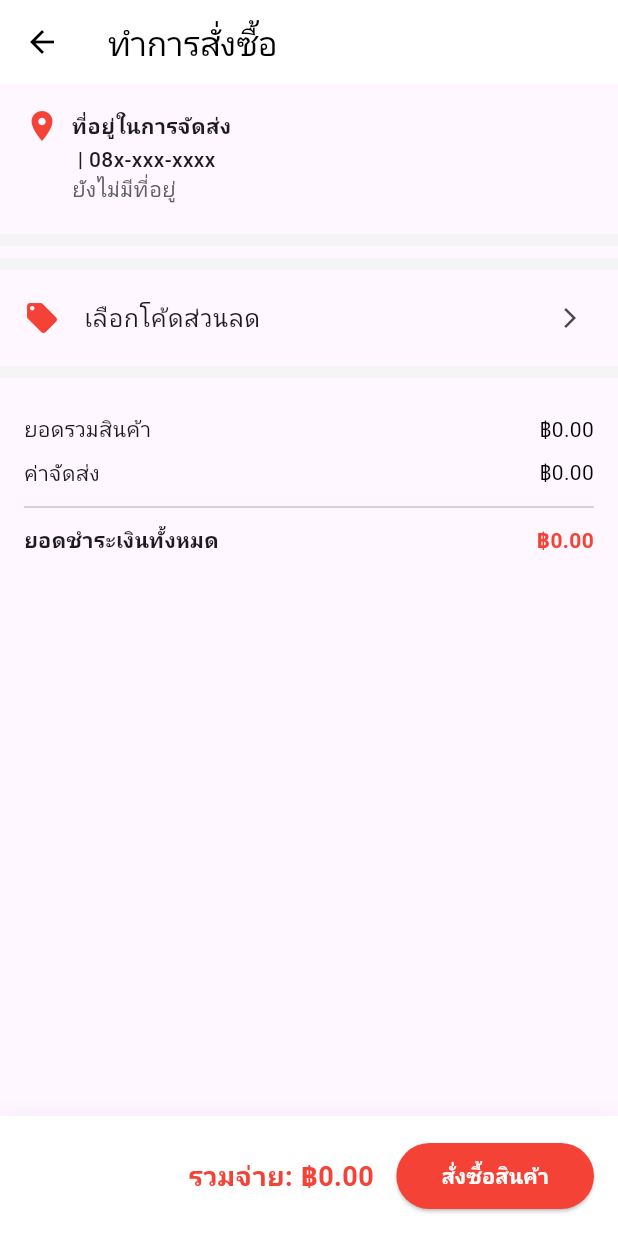
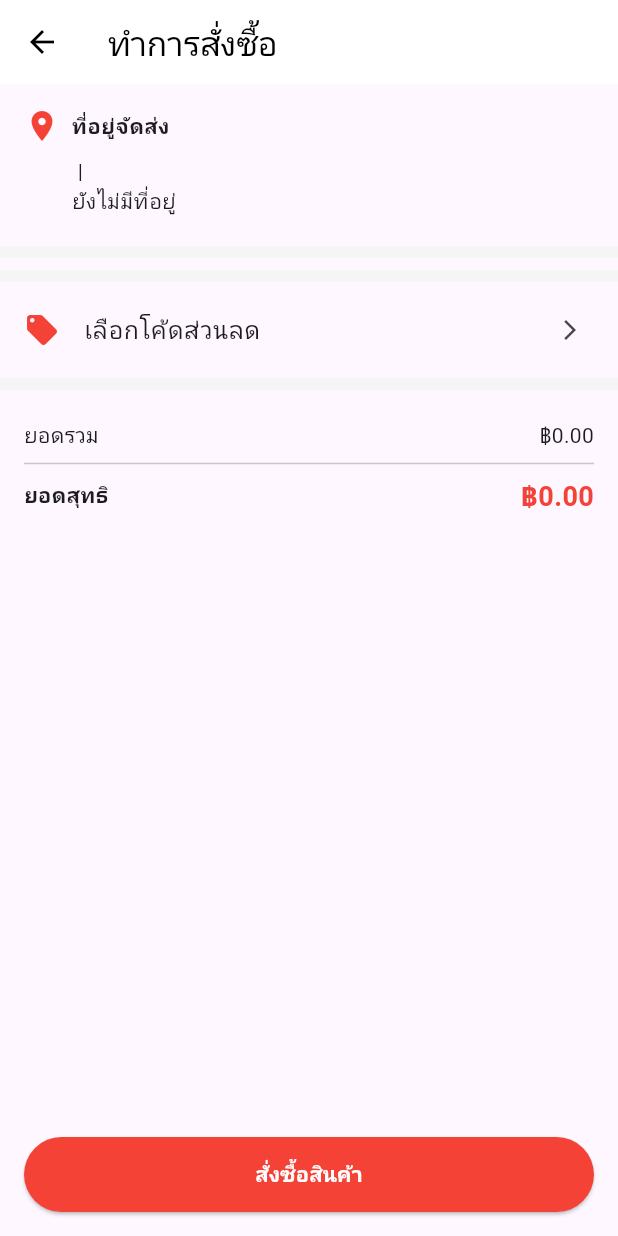
Before and after one commit to cs6636291/Marketify, a Flutter app: the BuyNowPage screen opened directly with empty values, after a tap on "เลือกโค้ดส่วนลด", on a phone screen of 412 x 824 dp. Run offline on Flutter 3.47's test engine with Material 3 defaults, Android fonts, the phone set to English and light mode, and no system bars; our stand-ins replace google_fonts, shared_preferences, video_player; accounts and stored records are empty; network calls fail.

Commit message:
new update 09/03/69

```diff
--- a/lib/buyNow_page.dart
+++ b/lib/buyNow_page.dart
@@ -12,16 +12,15 @@ class BuyNowPage extends StatefulWidget {
 }
 
 class _BuyNowPageState extends State<BuyNowPage> {
-  // ข้อมูล User
   String userAddress = "กำลังโหลด...";
   String userName = "กำลังโหลด...";
   String userPhone = "08x-xxx-xxxx";
   String? currentUserId;
 
   List<Map<String, dynamic>> checkoutItems = [];
-  double subtotal = 0;      // ราคารวมสินค้าก่อนหักส่วนลด
-  double discountAmount = 0; // ยอดที่ลดไป
-  double totalPrice = 0;     // ยอดสุทธิที่ต้องจ่าย (net_amount)
+  double subtotal = 0;
+  double discountAmount = 0;
+  double totalPrice = 0;
 
   Map<String, dynamic>? selectedVoucher;
   bool _isInitialized = false;
@@ -32,14 +31,13 @@ class _BuyNowPageState extends State<BuyNowPage> {
     _loadUserData();
   }
 
-  // ดึงข้อมูล User จาก SharedPreferences (ค่าที่ได้ตอน Login)
   Future<void> _loadUserData() async {
     final prefs = await SharedPreferences.getInstance();
     setState(() {
-      currentUserId = prefs.getString('user_id');
+      currentUserId = prefs.getString('user_id') ?? prefs.getInt('user_id')?.toString();
       userName = prefs.getString('username') ?? "ไม่ระบุชื่อ";
       userAddress = prefs.getString('address') ?? "ยังไม่มีที่อยู่";
-      // ถ้ามีเบอร์โทรใน prefs ให้ใส่ตรงนี้ครับ: userPhone = prefs.getString('phone') ?? "08x-xxx-xxxx";
+      userPhone = prefs.getString('phone') ?? "08x-xxx-xxxx";
     });
   }
 
@@ -51,7 +49,12 @@ class _BuyNowPageState extends State<BuyNowPage> {
       if (args.containsKey('items')) {
         checkoutItems = List<Map<String, dynamic>>.from(args['items']);
       } else if (args.containsKey('product')) {
-        checkoutItems = [{'product': args['product'] as Product, 'quantity': args['quantity'] as int}];
+        checkoutItems = [
+          {
+            'product': args['product'] as Product,
+            'quantity': args['quantity'] as int,
+          },
+        ];
       }
       _calculateTotal();
       _isInitialized = true;
@@ -82,40 +85,36 @@ class _BuyNowPageState extends State<BuyNowPage> {
     });
   }
 
-  // เลือกโค้ดส่วนลด
   void _showVoucherPicker() async {
     if (currentUserId == null) return;
     try {
-      final response = await http.get(Uri.parse("http://10.0.2.2/my_shop/get_user_vouchers.php?user_id=$currentUserId"));
+      final response = await http.get(
+        Uri.parse("http://10.0.2.2/my_shop/get_user_vouchers.php?user_id=$currentUserId"),
+      );
       List vouchers = json.decode(response.body);
-
       if (!mounted) return;
-
       showModalBottomSheet(
         context: context,
-        builder: (context) {
-          return Container(
+        shape: const RoundedRectangleBorder(borderRadius: BorderRadius.vertical(top: Radius.circular(20))),
+        builder: (context) => Container(
           padding: const EdgeInsets.all(16),
           child: Column(
+            mainAxisSize: MainAxisSize.min,
             children: [
               const Text("เลือกส่วนลดของคุณ", style: TextStyle(fontSize: 18, fontWeight: FontWeight.bold)),
               const Divider(),
-                Expanded(
-                  child: vouchers.isEmpty
-                  ? const Center(child: Text("คุณยังไม่มีโค้ดส่วนลด"))
-                  : ListView.builder(
+              if (vouchers.isEmpty) const Text("ไม่มีโค้ดส่วนลด")
+              else Flexible(
+                child: ListView.builder(
+                  shrinkWrap: true,
                   itemCount: vouchers.length,
                   itemBuilder: (context, index) {
                     final v = vouchers[index];
                     return ListTile(
                       leading: const Icon(Icons.confirmation_number, color: Colors.red),
                       title: Text(v['code']),
-                        subtitle: Text(v['discount_type'] == 'percentage' ? "ลด ${v['discount_value']}%" : "ลด ${v['discount_value']} บาท"),
                       onTap: () {
-                          setState(() {
-                            selectedVoucher = v;
-                            _calculateTotal();
-                          });
+                        setState(() { selectedVoucher = v; _calculateTotal(); });
                         Navigator.pop(context);
                       },
                     );
@@ -124,27 +123,16 @@ class _BuyNowPageState extends State<BuyNowPage> {
               ),
             ],
           ),
+        ),
       );
-        },
-      );
-    } catch (e) {
-      print("Error fetching vouchers: $e");
-    }
+    } catch (e) { debugPrint(e.toString()); }
   }
 
-  // ฟังก์ชันส่งคำสั่งซื้อ (เข้าตาราง orders และ orderitem)
   Future<void> _placeOrder() async {
     if (currentUserId == null) return;
-
-    // แสดง Loading
-    showDialog(
-      context: context,
-      barrierDismissible: false,
-      builder: (context) => const Center(child: CircularProgressIndicator()),
-    );
+    showDialog(context: context, barrierDismissible: false, builder: (context) => const Center(child: CircularProgressIndicator()));
 
     try {
-      // เตรียม Data ส่งเป็น JSON
       Map<String, dynamic> orderData = {
         "user_id": currentUserId,
         "promotion_id": selectedVoucher != null ? selectedVoucher!['id'] : null,
@@ -153,11 +141,7 @@ class _BuyNowPageState extends State<BuyNowPage> {
         "net_amount": totalPrice,
         "items": checkoutItems.map((item) {
           final Product p = item['product'];
-          return {
-            "product_id": p.id,
-            "quantity": item['quantity'],
-            "price": p.price,
-          };
+          return {"product_id": p.id, "quantity": item['quantity'], "price": p.price};
         }).toList(),
       };
 
@@ -168,24 +152,12 @@ class _BuyNowPageState extends State<BuyNowPage> {
       );
 
       if (!mounted) return;
-      Navigator.pop(context); // ปิด Loading
+      Navigator.pop(context); // ปิด loading
 
       final result = jsonDecode(response.body);
-
       if (result['status'] == 'success') {
-        showDialog(
-          context: context,
-          builder: (context) => AlertDialog(
-            title: const Text("สั่งซื้อสำเร็จ"),
-            content: Text("ขอบคุณที่ใช้บริการครับ\nยอดชำระ: ฿${totalPrice.toStringAsFixed(2)}"),
-            actions: [
-              TextButton(
-                onPressed: () => Navigator.of(context).popUntil((route) => route.isFirst),
-                child: const Text("ตกลง")
-              )
-            ],
-          ),
-        );
+        // --- จุดสำคัญ: ไปหน้าสำเร็จที่คุณสร้างไว้ ---
+        Navigator.pushReplacementNamed(context, '/order_success', arguments: totalPrice);
       } else {
         throw Exception(result['message']);
       }
@@ -206,7 +178,6 @@ class _BuyNowPageState extends State<BuyNowPage> {
             const Divider(thickness: 8, color: Color(0xFFF5F5F5)),
             _buildProductList(),
             const Divider(thickness: 8, color: Color(0xFFF5F5F5)),
-
             ListTile(
               leading: const Icon(Icons.local_offer, color: Colors.red),
               title: Text(selectedVoucher == null ? "เลือกโค้ดส่วนลด" : "ใช้โค้ด: ${selectedVoucher!['code']}"),
@@ -214,7 +185,6 @@ class _BuyNowPageState extends State<BuyNowPage> {
               onTap: _showVoucherPicker,
             ),
             const Divider(thickness: 8, color: Color(0xFFF5F5F5)),
-
             _buildPaymentSummary(),
             const SizedBox(height: 100),
           ],
@@ -230,17 +200,8 @@ class _BuyNowPageState extends State<BuyNowPage> {
       child: Column(
         crossAxisAlignment: CrossAxisAlignment.start,
         children: [
-          const Row(children: [Icon(Icons.location_on, color: Colors.red), SizedBox(width: 8), Text("ที่อยู่ในการจัดส่ง", style: TextStyle(fontWeight: FontWeight.bold))]),
-          Padding(
-            padding: const EdgeInsets.only(left: 32),
-            child: Column(
-              crossAxisAlignment: CrossAxisAlignment.start,
-              children: [
-                Text("$userName | $userPhone", style: const TextStyle(fontWeight: FontWeight.w500)),
-                Text(userAddress, style: TextStyle(color: Colors.grey[700])),
-              ],
-            ),
-          ),
+          const Row(children: [Icon(Icons.location_on, color: Colors.red), SizedBox(width: 8), Text("ที่อยู่จัดส่ง", style: TextStyle(fontWeight: FontWeight.bold))]),
+          Padding(padding: const EdgeInsets.only(left: 32, top: 8), child: Text("$userName | $userPhone\n$userAddress")),
         ],
       ),
     );
@@ -253,11 +214,11 @@ class _BuyNowPageState extends State<BuyNowPage> {
       itemCount: checkoutItems.length,
       itemBuilder: (context, index) {
         final Product product = checkoutItems[index]['product'];
-        final int quantity = checkoutItems[index]['quantity'];
         return ListTile(
-          leading: Image.network("http://10.0.2.2/my_shop/images/${product.imageUrl}", width: 60, height: 60, fit: BoxFit.cover),
+          leading: Image.network("http://10.0.2.2/my_shop/images/${product.imageUrl}", width: 50, height: 50, fit: BoxFit.cover),
           title: Text(product.name),
-          subtitle: Text("฿${product.price} x $quantity"),
+          subtitle: Text("฿${product.price} x ${checkoutItems[index]['quantity']}"),
+          trailing: Text("฿${(double.parse(product.price) * checkoutItems[index]['quantity']).toStringAsFixed(2)}"),
         );
       },
     );
@@ -268,25 +229,10 @@ class _BuyNowPageState extends State<BuyNowPage> {
       padding: const EdgeInsets.all(16),
       child: Column(
         children: [
-          _summaryRow("ยอดรวมสินค้า", "฿${subtotal.toStringAsFixed(2)}"),
-          if (discountAmount > 0)
-            _summaryRow("ส่วนลดจากโค้ด", "-฿${discountAmount.toStringAsFixed(2)}", isDiscount: true),
-          _summaryRow("ค่าจัดส่ง", "฿0.00"),
+          Row(mainAxisAlignment: MainAxisAlignment.spaceBetween, children: [const Text("ยอดรวม"), Text("฿${subtotal.toStringAsFixed(2)}")]),
+          if (discountAmount > 0) Row(mainAxisAlignment: MainAxisAlignment.spaceBetween, children: [const Text("ส่วนลด", style: TextStyle(color: Colors.red)), Text("-฿${discountAmount.toStringAsFixed(2)}", style: const TextStyle(color: Colors.red))]),
           const Divider(),
-          _summaryRow("ยอดชำระเงินทั้งหมด", "฿${totalPrice.toStringAsFixed(2)}", isTotal: true),
-        ],
-      ),
-    );
-  }
-
-  Widget _summaryRow(String label, String value, {bool isTotal = false, bool isDiscount = false}) {
-    return Padding(
-      padding: const EdgeInsets.symmetric(vertical: 4),
-      child: Row(
-        mainAxisAlignment: MainAxisAlignment.spaceBetween,
-        children: [
-          Text(label, style: TextStyle(fontWeight: isTotal ? FontWeight.bold : FontWeight.normal)),
-          Text(value, style: TextStyle(color: isDiscount || isTotal ? Colors.red : Colors.black, fontWeight: isTotal ? FontWeight.bold : FontWeight.normal)),
+          Row(mainAxisAlignment: MainAxisAlignment.spaceBetween, children: [const Text("ยอดสุทธิ", style: TextStyle(fontWeight: FontWeight.bold)), Text("฿${totalPrice.toStringAsFixed(2)}", style: const TextStyle(fontWeight: FontWeight.bold, fontSize: 18, color: Colors.red))]),
         ],
       ),
     );
@@ -295,18 +241,10 @@ class _BuyNowPageState extends State<BuyNowPage> {
   Widget _buildBottomBar() {
     return Container(
       padding: const EdgeInsets.all(16),
-      decoration: BoxDecoration(color: Colors.white, boxShadow: [BoxShadow(color: Colors.black.withOpacity(0.05), blurRadius: 10)]),
-      child: Row(
-        mainAxisAlignment: MainAxisAlignment.end,
-        children: [
-          Text("รวมจ่าย: ฿${totalPrice.toStringAsFixed(2)}", style: const TextStyle(color: Colors.red, fontSize: 18, fontWeight: FontWeight.bold)),
-          const SizedBox(width: 15),
-          ElevatedButton(
+      child: ElevatedButton(
         onPressed: _placeOrder,
-            style: ElevatedButton.styleFrom(backgroundColor: Colors.red, padding: const EdgeInsets.symmetric(horizontal: 30, vertical: 12)),
+        style: ElevatedButton.styleFrom(backgroundColor: Colors.red, minimumSize: const Size(double.infinity, 50)),
         child: const Text("สั่งซื้อสินค้า", style: TextStyle(color: Colors.white, fontWeight: FontWeight.bold)),
-          ),
-        ],
       ),
     );
   }
--- a/lib/main.dart
+++ b/lib/main.dart
@@ -3,6 +3,7 @@ import 'package:marketify_app/buyNow_page.dart';
 import 'package:marketify_app/cart_page.dart';
 import 'package:marketify_app/category_page.dart';
 import 'package:marketify_app/notification_page.dart';
+import 'package:marketify_app/order_success_page.dart';
 import 'package:marketify_app/product_detail_page.dart';
 import 'package:marketify_app/shop_profile_page.dart';
 import 'package:marketify_app/splash_screen.dart';
@@ -31,7 +32,7 @@ class MyApp extends StatelessWidget {
         '/productdetail': (context) => const ProductDetailPage(),
         '/shopprofile': (context) => const ShopProfileScreen(),
         '/buynow' : (context) => BuyNowPage(),
-
+        '/order_success': (context) => const OrderSuccessPage(),
       },
     );
   }
```
Also changed, not shown: lib/main_screen.dart (+96 -103 lines), lib/notification_page.dart (+71 -64 lines), lib/order_success_page.dart (added, +66 -0 lines), lib/product_detail_page.dart (+31 -6 lines). Lines whose indentation alone changed are shown as unchanged.
